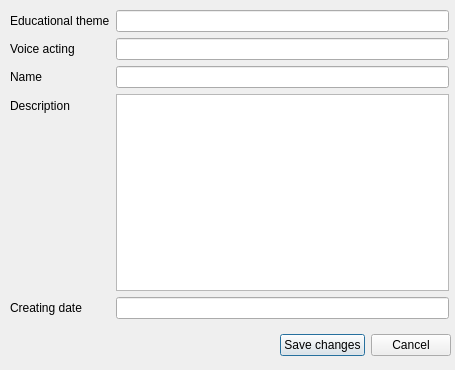
Above: CourseWorkOOP/EditEducationalCartoonModalWindow.ui from LevKostychenko/CourceWork before the change. Below: the same form after it.
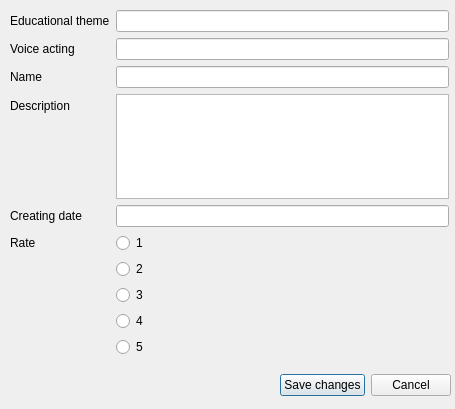
That is the form after the change.

```diff
--- a/CourseWorkOOP/EditEducationalCartoonModalWindow.ui
+++ b/CourseWorkOOP/EditEducationalCartoonModalWindow.ui
@@ -7,7 +7,7 @@
     <x>0</x>
     <y>0</y>
     <width>455</width>
-    <height>370</height>
+    <height>409</height>
    </rect>
   </property>
   <property name="windowTitle">
@@ -19,7 +19,7 @@
      <x>10</x>
      <y>10</y>
      <width>439</width>
-     <height>309</height>
+     <height>347</height>
     </rect>
    </property>
    <layout class="QFormLayout" name="formLayout">
@@ -73,13 +73,55 @@
     <item row="5" column="1">
      <widget class="QLineEdit" name="dateEdit"/>
     </item>
+    <item row="6" column="1">
+     <widget class="QRadioButton" name="rate1">
+      <property name="text">
+       <string>1</string>
+      </property>
+     </widget>
+    </item>
+    <item row="7" column="1">
+     <widget class="QRadioButton" name="rate2">
+      <property name="text">
+       <string>2</string>
+      </property>
+     </widget>
+    </item>
+    <item row="10" column="1">
+     <widget class="QRadioButton" name="rate5">
+      <property name="text">
+       <string>5</string>
+      </property>
+     </widget>
+    </item>
+    <item row="9" column="1">
+     <widget class="QRadioButton" name="rate4">
+      <property name="text">
+       <string>4</string>
+      </property>
+     </widget>
+    </item>
+    <item row="8" column="1">
+     <widget class="QRadioButton" name="rate3">
+      <property name="text">
+       <string>3</string>
+      </property>
+     </widget>
+    </item>
+    <item row="6" column="0">
+     <widget class="QLabel" name="label_6">
+      <property name="text">
+       <string>Rate</string>
+      </property>
+     </widget>
+    </item>
    </layout>
   </widget>
   <widget class="QWidget" name="horizontalLayoutWidget">
    <property name="geometry">
     <rect>
      <x>10</x>
-     <y>330</y>
+     <y>370</y>
      <width>441</width>
      <height>31</height>
     </rect>
```
Left out of the diff: 6 changed lines with no effect on the pictures.
